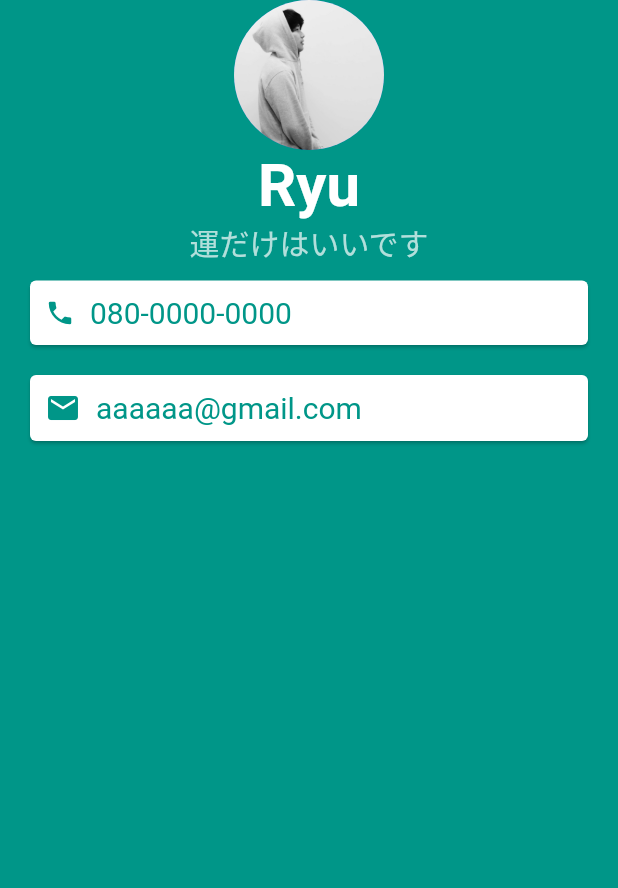
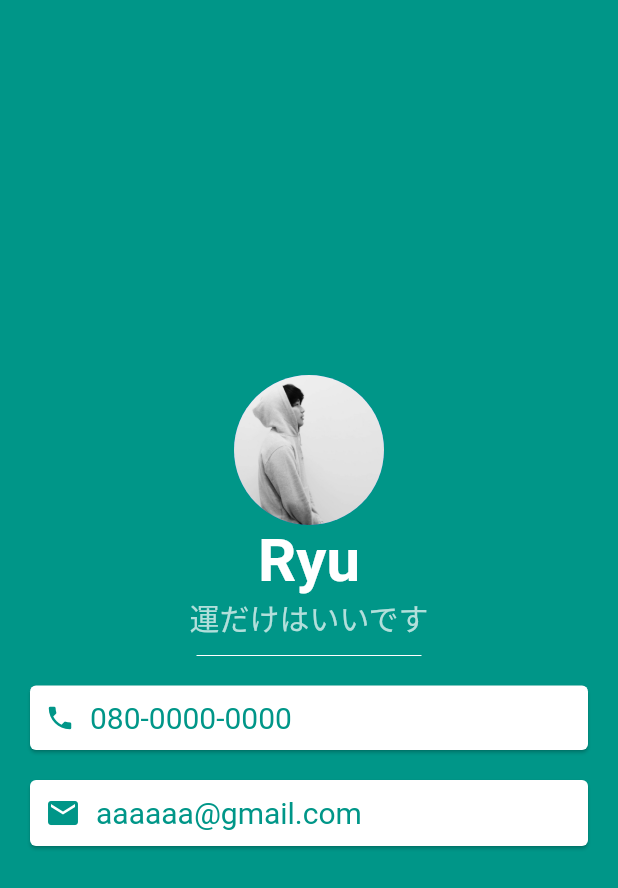
Before and after one commit to ryun0sk/00-Flutter, a Flutter app: the screen it shows after launch, on a phone screen of 412 x 824 dp. Shown: the top 888 px of the screen. Run offline on Flutter 3.47's test engine with Material 2 defaults, Android fonts, the phone set to English and light mode, and no system bars; Roboto replaces fonts that are missing (Prompt); project files that could hold a hidden picture were left out.

Commit message:
Finish micard

```diff
--- a/flutter02/lib/main.dart
+++ b/flutter02/lib/main.dart
@@ -14,6 +14,7 @@ class MyApp extends StatelessWidget {
         backgroundColor: Colors.teal,
         body: SafeArea(
           child: Column(
+            mainAxisAlignment: MainAxisAlignment.center,
             children: <Widget>[
               CircleAvatar(
                 radius: 50,
@@ -33,6 +34,13 @@ class MyApp extends StatelessWidget {
                 style: TextStyle(
                   fontSize: 20,
                   color: Colors.teal[100]
+                ),
+              ),
+              SizedBox(
+                height: 20,
+                width: 150,
+                child: Divider(
+                  color: Colors.white,
                 ),
               ),
               Card(
```
